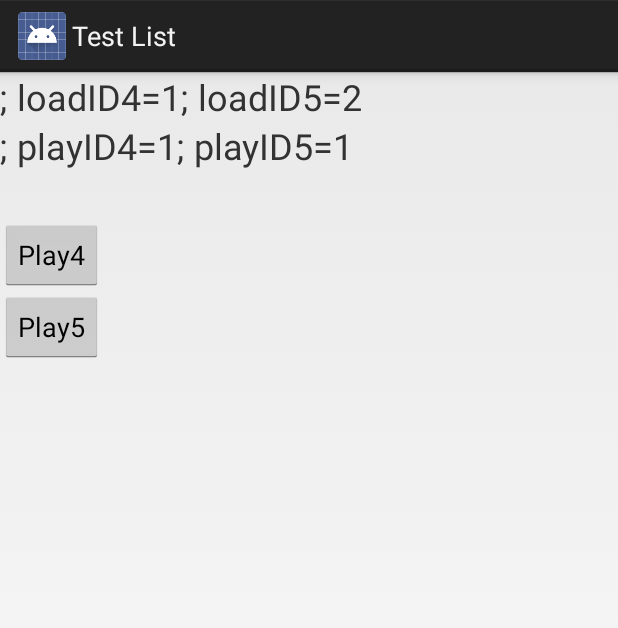
After one commit to AntonShapovalov/Android-Graphics, an Android app: the SoundActivity screen opened directly, with no data from a screen before it, on a phone screen of 412 x 824 dp. The commit adds this screen. Shown: the top 628 px of the screen. Run offline under Robolectric (Android 15) with nearby library versions, the light colour scheme and no system bars; pictures from the network do not load.

Commit message:
sound pool example

```diff
--- a/app/build.gradle
+++ b/app/build.gradle
@@ -20,4 +20,5 @@ android {
 
 dependencies {
     compile 'com.android.support:support-v4:23.1.1'
+    compile 'com.google.code.gson:gson:2.5'
 }
--- /dev/null
+++ b/app/src/main/java/test/list/api/sound/SoundActivity.java
@@ -0,0 +1,59 @@
+package test.list.api.sound;
+
+import android.app.Activity;
+import android.media.AudioManager;
+import android.media.SoundPool;
+import android.os.Bundle;
+import android.view.View;
+import android.widget.TextView;
+
+import test.list.api.R;
+
+public class SoundActivity extends Activity implements SoundPool.OnLoadCompleteListener {
+
+    TextView tv_load;
+    TextView tv_play;
+    TextView tv_complete;
+    SoundPool soundPool;
+    int loadID4;
+    int loadID5;
+
+    @Override
+    protected void onCreate(Bundle savedInstanceState) {
+        super.onCreate(savedInstanceState);
+        setContentView(R.layout.activity_sound);
+        tv_load = (TextView) findViewById(R.id.tv_load);
+        tv_play = (TextView) findViewById(R.id.tv_play);
+        tv_complete = (TextView) findViewById(R.id.tv_complete);
+
+        setVolumeControlStream(AudioManager.STREAM_MUSIC);
+        soundPool = new SoundPool(3, AudioManager.STREAM_MUSIC, 0);
+        soundPool.setOnLoadCompleteListener(this);
+        loadID4 = soundPool.load(this, R.raw.sound4, 1);
+        loadID5 = soundPool.load(this, R.raw.sound5, 1);
+        tv_load.append("; loadID4=" + loadID4);
+        tv_load.append("; loadID5=" + loadID5);
+
+        int playID4 = soundPool.play(loadID4, 1, 1, 0, -1, 1);
+        int playID5 = soundPool.play(loadID5, 1, 1, 0, -1, 1);
+        tv_play.append("; playID4=" + playID4);
+        tv_play.append("; playID5=" + playID5);
+    }
+
+    @Override
+    public void onLoadComplete(SoundPool soundPool, int sampleId, int status) {
+        tv_complete.append("; sampleID=" + sampleId);
+    }
+
+    public void play4(View view) {
+        int playID4 = soundPool.play(loadID4, 1, 1, 0, -1, 1);
+        tv_play.append("; playID4=" + playID4);
+        tv_play.append(tv_play.getContext().getClass().getName());
+    }
+
+    public void play5(View view) {
+        int playID5 = soundPool.play(loadID5, 1, 1, 0, -1, 1);
+        tv_play.append("; playID5=" + playID5);
+    }
+
+}
--- a/app/src/main/res/layout/activity_custom_view.xml
+++ b/app/src/main/res/layout/activity_custom_view.xml
@@ -16,7 +16,7 @@
 
 <LinearLayout
         xmlns:android="http://schemas.android.com/apk/res/android"
-        xmlns:custom="http://schemas.android.com/apk/res/test.list.api"
+        xmlns:custom="http://schemas.android.com/apk/res-auto"
         android:orientation="vertical"
         android:layout_width="match_parent"
         android:layout_height="match_parent"
--- a/app/src/main/res/layout/activity_service.xml
+++ b/app/src/main/res/layout/activity_service.xml
@@ -26,4 +26,9 @@
         android:scaleType="fitCenter"
         android:src="@drawable/ic_image_white_48dp" />
 
+    <TextView
+        android:id="@+id/text_out"
+        android:layout_width="match_parent"
+        android:layout_height="wrap_content" />
+
 </LinearLayout>
--- /dev/null
+++ b/app/src/main/res/layout/activity_sound.xml
@@ -0,0 +1,37 @@
+<?xml version="1.0" encoding="utf-8"?>
+<LinearLayout xmlns:android="http://schemas.android.com/apk/res/android"
+    android:layout_width="match_parent"
+    android:layout_height="match_parent"
+    android:orientation="vertical">
+
+    <TextView
+        android:id="@+id/tv_load"
+        android:layout_width="match_parent"
+        android:layout_height="wrap_content"
+        android:textSize="24sp" />
+
+    <TextView
+        android:id="@+id/tv_play"
+        android:layout_width="match_parent"
+        android:layout_height="wrap_content"
+        android:textSize="24sp" />
+
+    <TextView
+        android:id="@+id/tv_complete"
+        android:layout_width="match_parent"
+        android:layout_height="wrap_content"
+        android:textSize="24sp" />
+
+    <Button
+        android:layout_width="wrap_content"
+        android:layout_height="wrap_content"
+        android:onClick="play4"
+        android:text="Play4" />
+
+    <Button
+        android:layout_width="wrap_content"
+        android:layout_height="wrap_content"
+        android:onClick="play5"
+        android:text="Play5" />
+
+</LinearLayout>
```
Also changed, not shown: app/src/main/AndroidManifest.xml (+8 -0 lines), app/src/main/java/test/list/api/MainActivity.java (+8 -5 lines), app/src/main/java/test/list/api/service/ServiceActivity.java (+31 -0 lines), 4 other files.
